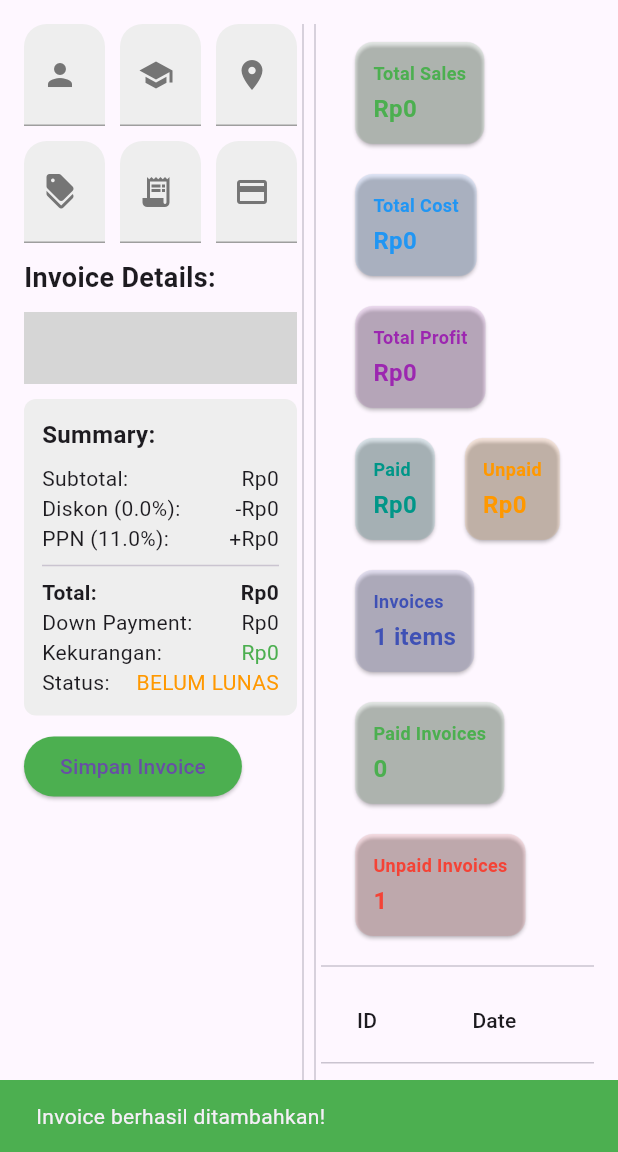
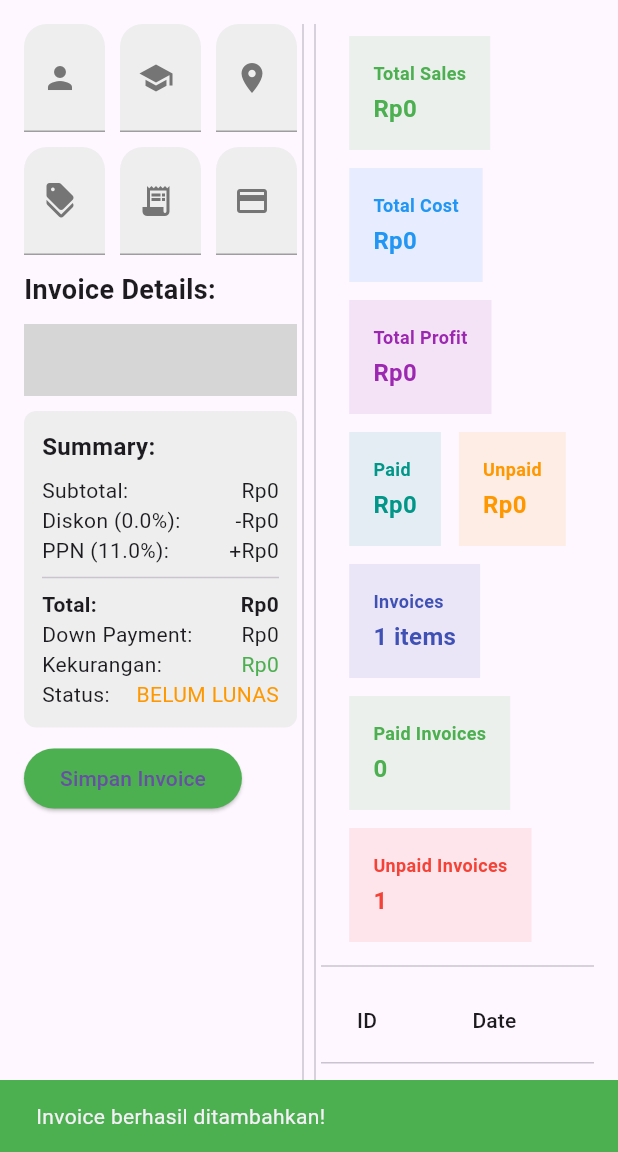
Before and after one commit to stvhrs/gphfinance, a Flutter app: the screen it shows after launch, after a tap on "Simpan Invoice", on a phone screen of 412 x 824 dp, the part 84-1236 px from its top. Run offline on Flutter 3.47's test engine with Material 3 defaults, Android fonts, the light colour scheme and no system bars; missing offline and left inert: drop_down_search_field; grey boxes are pictures that could not be loaded.

Commit message:
Initial commit: Flutter invoice management app

```diff
--- a/lib/create_invoices_table.dart
+++ b/lib/create_invoices_table.dart
@@ -207,10 +207,10 @@
   }
 
   Widget _buildSummaryCard(String title, String value, Color color) {
-    return Card(
+    return Container(
       color: color.withOpacity(0.1),
       child: Padding(
-        padding: const EdgeInsets.all(12.0),
+        padding: const EdgeInsets.all(16.0),
         child: Column(
           crossAxisAlignment: CrossAxisAlignment.start,
           children: [
--- a/lib/model.dart
+++ b/lib/model.dart
@@ -15,10 +15,10 @@
     String? id,
     Color? color,
   }) : id = id ?? DateTime.now().toIso8601String(),
-       color = color ?? _getColorByName(name);
+       color = color ?? getColorByName(name);
 
   /// Get color based on book name
-  static Color _getColorByName(String name) {
+  static Color getColorByName(String name) {
     final lower = name.toLowerCase();
 
     if (lower.contains('koding')) return Colors.purple;
@@ -157,7 +157,7 @@
 
   Invoice copy() {
     final newInvoice = Invoice(
-      id: id, // kalau mau ID tetap sama
+      id: DateTime.now().toIso8601String(), // kalau mau ID tetap sama
       discount: discount,
       tax: tax,
       downPayment: downPayment,
--- a/lib/theme.dart
+++ b/lib/theme.dart
@@ -7,7 +7,7 @@
       labelStyle: TextStyle(color:  Colors.grey.shade600),
       fillColor:                       Colors.grey[200],
 // background abu-abu
-      contentPadding: EdgeInsets.symmetric(horizontal: 12, vertical: 14),
+      contentPadding: EdgeInsets.symmetric(horizontal: 12, vertical: 16),
       border: UnderlineInputBorder(
         borderSide: BorderSide(color: Colors.grey, width: 4),
         borderRadius: BorderRadius.vertical(
```
Also changed, not shown: lib/create_invoice_items.dart (+20 -7 lines).
